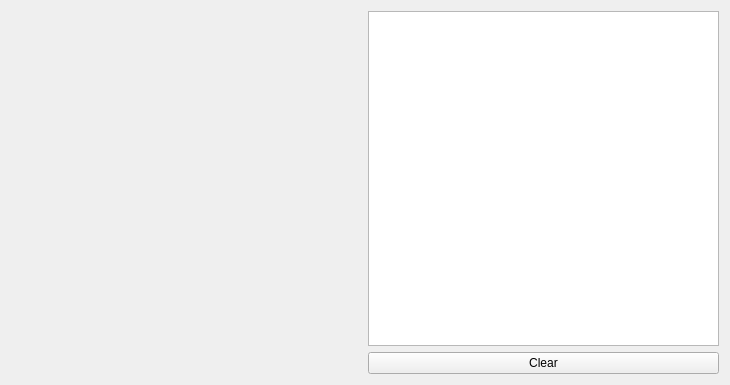
KDE/krita, file libs/ui/input/wintab/drawpile_tablettester/tablettest.ui: the form before one commit.
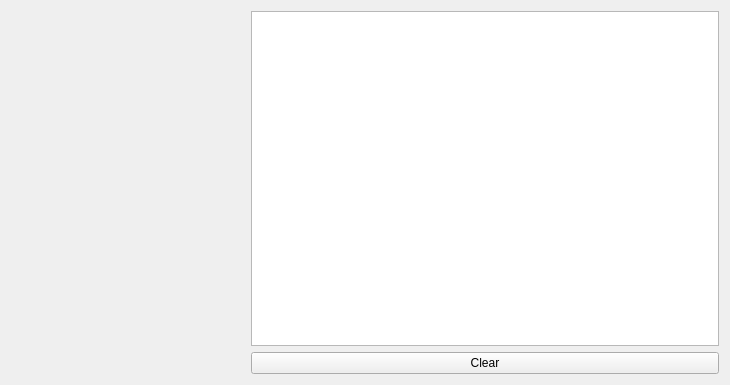
The form after the commit. Custom widgets are drawn as their Qt base class.

Commit message:
Change relative widths of the tablet tester and status messages widgets
The status message textedit field was too narrow to show a status
message without breaking it over several lines. The relative widths of
the tablet tester painting area and the textedit field have therefore
been changed to make the latter wider, so that there’s enough horizontal
space for the status messages. The sizeHint for the tablet tester area
also had to be changed to make the dialogue wide enough.

The edit to the form file:
```diff
--- a/libs/ui/input/wintab/drawpile_tablettester/tablettest.ui
+++ b/libs/ui/input/wintab/drawpile_tablettester/tablettest.ui
@@ -13,7 +13,7 @@
   <property name="windowTitle">
    <string>Tablet Tester</string>
   </property>
-  <layout class="QHBoxLayout" name="horizontalLayout" stretch="1,1">
+  <layout class="QHBoxLayout" name="horizontalLayout" stretch="1,2">
    <item>
     <widget class="TabletTester" name="tablettest">
      <property name="minimumSize">
```
The commit also changes 1 other file.
